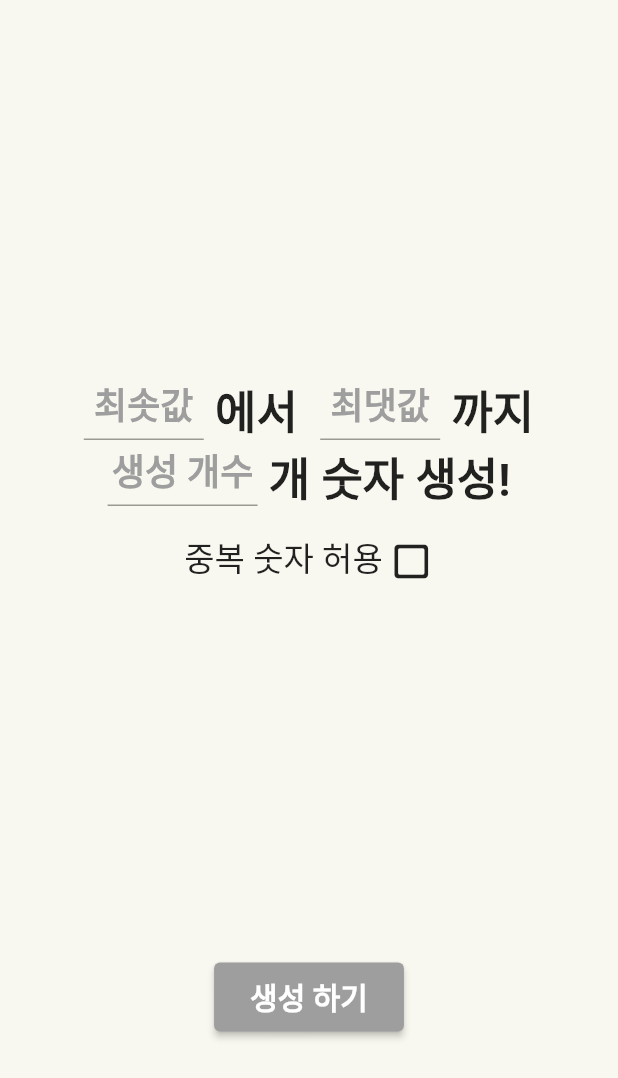
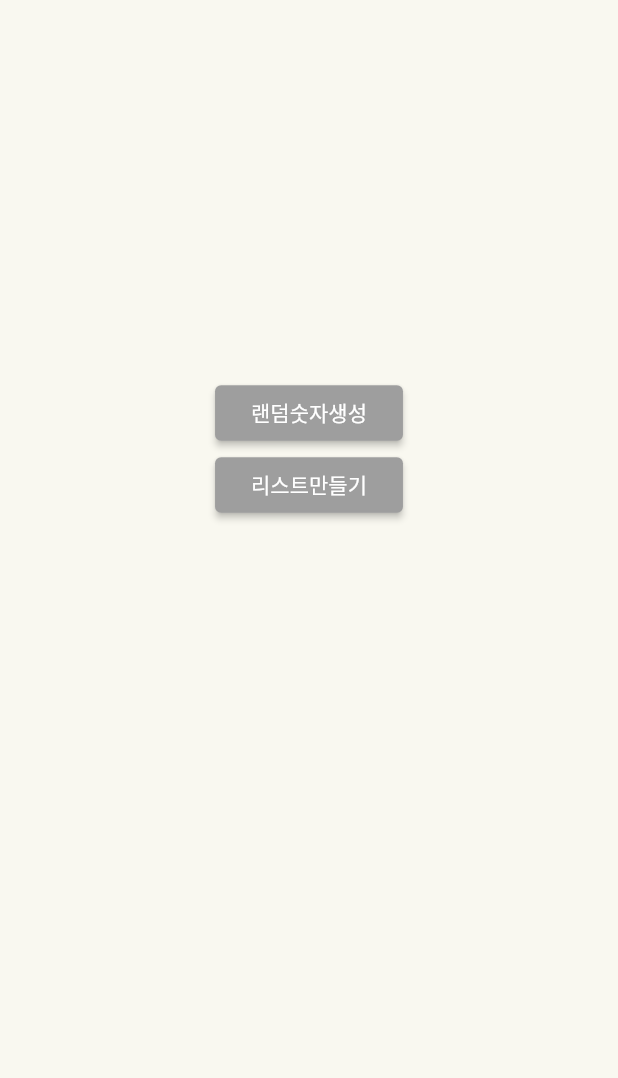
Before and after one commit to miniDevel/generating_random_number, a Flutter app: the screen it shows after launch, on a phone screen of 412 x 824 dp. Shown: the top 1078 px of the screen. Run offline on Flutter 3.47's test engine with Material 2 defaults, Android fonts, the phone set to English and light mode, and no system bars; Roboto replaces fonts that are missing (HancomMalangMalang).

Commit message:
2commit 1

```diff
--- /dev/null
+++ b/lib/component/choose_butteon.dart
@@ -0,0 +1,46 @@
+import 'package:flutter/material.dart';
+import 'package:generating_random_number/const/custom_button.dart';
+
+class ChooseButton extends StatelessWidget {
+  final String topLabel;
+  final String bottomLabel;
+  final VoidCallback onTopPressed;
+  final VoidCallback onBottomPressed;
+  final double bottomSpaceHeight;
+  final double topSpaceHeight;
+  const ChooseButton({
+    required this.onBottomPressed,
+    required this.bottomLabel,
+    required this.onTopPressed,
+    required this.topLabel,
+    required this.bottomSpaceHeight,
+    required this.topSpaceHeight,
+    super.key,
+  });
+
+  @override
+  Widget build(BuildContext context) {
+    return Column(
+      children: [
+        SizedBox(
+          height: topSpaceHeight,
+        ),
+        Column(
+          children: [
+            CustomButton(
+              child: Text(topLabel),
+              onPressed: onTopPressed,
+            ),
+            CustomButton(
+              child: Text(bottomLabel),
+              onPressed: onBottomPressed,
+            ),
+          ],
+        ),
+        SizedBox(
+          height: bottomSpaceHeight,
+        )
+      ],
+    );
+  }
+}
--- a/lib/screen/home_screen.dart
+++ b/lib/screen/home_screen.dart
@@ -1,6 +1,6 @@
 import 'package:flutter/material.dart';
-import 'package:generating_random_number/component/custom_button.dart';
-import 'package:generating_random_number/component/custom_text_field.dart';
+import 'package:generating_random_number/component/choose_butteon.dart';
+import 'package:generating_random_number/component/top_number_texture.dart';
 import 'package:generating_random_number/const/colors.dart';
 import 'package:generating_random_number/screen/result_screen.dart';
 
@@ -15,25 +15,21 @@ class _HomeScreenState extends State<HomeScreen> {
   final topTextureKey = GlobalKey();
   final middleButtonKey = GlobalKey();
   final stackKey = GlobalKey();
-  String currentText = '위에 입력하면 내가 숫자를 말해줄게!';
+  String currentText = '어떤걸 도와줄까?';
   String? maximumNumber;
   String? minimumNumber;
   int? generationCount;
   bool isDuplicate = false;
+  bool? isGeneratingNumbers;
 
   @override
   Widget build(BuildContext context) {
-    final emptySpaceHeight = (MediaQuery.of(context).size.height -
+    final emptySpaceHeight = ((MediaQuery.of(context).size.height -
             70 -
             getTopTextureHeight() -
             getMiddleButtonHeight() -
-        getStackHeight());
-
-    Widget EmptySpaceHeight() {
-      return SizedBox(
-        height: emptySpaceHeight / 3,
-      );
-    }
+            getStackHeight())) /
+        3;
 
     return SafeArea(
       child: GestureDetector(
@@ -45,39 +41,65 @@ class _HomeScreenState extends State<HomeScreen> {
           body: SingleChildScrollView(
             child: Column(
               children: [
-                  EmptySpaceHeight(),
-                  _TopTexture(
-                    onBoxTap: onBoxTap,
+                isGeneratingNumbers == null
+                    ? ChooseButton(
+                        onTopPressed: () {
+                          setState(() {
+                            currentText = '위에 입력하면 내가 숫자를 말해줄게!';
+                            isGeneratingNumbers = true;
+                          });
+                        },
+                        topLabel: "랜덤숫자생성",
+                        onBottomPressed: () {
+                          currentText = '리스트를 작성하면 내가 골라줄게!';
+                          isGeneratingNumbers = false;
+                        },
+                        bottomLabel: "리스트만들기",
+                        topSpaceHeight: emptySpaceHeight,
+                        bottomSpaceHeight: emptySpaceHeight * 2,
+                      )
+                    : SizedBox(),
+                isGeneratingNumbers == null
+                    ? SizedBox()
+                    : !isGeneratingNumbers!
+                        ? TopNumberTexture(
                             isDuplicate: isDuplicate,
+                            onDuplicationBoxTap: onDuplicationBoxTap,
+                            onButtonPressed: onNumberGenerationButtonPressed,
+                            onMaximumNumberChanged: onMaximumNumberChanged,
+                            onCountChanged: onCountChanged,
                             onMinimumNumberChanged: onMinimumNumberChanged,
+                            emptySpaceHeight: emptySpaceHeight,
+                            topTextureKey: topTextureKey,
+                            middleButtonKey: middleButtonKey,
+                          )
+                        : TopNumberTexture(
+                            isDuplicate: isDuplicate,
+                            onDuplicationBoxTap: onDuplicationBoxTap,
+                            onButtonPressed: onNumberGenerationButtonPressed,
+                            onMaximumNumberChanged: onMaximumNumberChanged,
                             onCountChanged: onCountChanged,
-                    onMaximumNumberChanged: onMaximumNumberChanged,
-                    key: topTextureKey,
-                  ),
-                  EmptySpaceHeight(),
-                  _MiddleButton(
-                    onButtonPressed: onButtonPressed,
-                    key: middleButtonKey,
-                  ),
-                  EmptySpaceHeight(),
+                            onMinimumNumberChanged: onMinimumNumberChanged,
+                            emptySpaceHeight: emptySpaceHeight,
+                            middleButtonKey: middleButtonKey,
+                            topTextureKey: topTextureKey),
                 _BottomPicture(stackKey: stackKey, text: currentText),
                 SizedBox(height: 20),
               ],
             ),
-
           ),
         ),
       ),
     );
   }
 
-  onBoxTap() {
+  onDuplicationBoxTap() {
     setState(() {
       isDuplicate = !isDuplicate;
     });
   }
 
-  onButtonPressed() {
+  onNumberGenerationButtonPressed() {
     if (minimumNumber == null ||
         maximumNumber == null ||
         generationCount == null) {
@@ -103,7 +125,8 @@ class _HomeScreenState extends State<HomeScreen> {
               currentText = '너무 많이 만드는거 같아!';
             });
           } else {
-            Navigator.of(context).push(
+            Navigator.of(context)
+                .push(
               MaterialPageRoute(
                 builder: (_) => ResultScreen(
                     maximumNumber: maximumNumber!,
@@ -111,8 +134,9 @@ class _HomeScreenState extends State<HomeScreen> {
                     generationCount: generationCount!,
                     isDuplicate: isDuplicate),
               ),
-            ).then((value) {
-              if(value != null){
+            )
+                .then((value) {
+              if (value != null) {
                 setState(() {
                   currentText = value;
                 });
@@ -168,186 +192,6 @@ class _HomeScreenState extends State<HomeScreen> {
   }
 }
 
-class _TopTexture extends StatelessWidget {
-  final bool isDuplicate;
-  final GestureTapCallback onBoxTap;
-  final ValueChanged<String>? onMinimumNumberChanged;
-  final ValueChanged<String>? onMaximumNumberChanged;
-  final ValueChanged<String>? onCountChanged;
-  const _TopTexture({
-    required this.onBoxTap,
-    required this.isDuplicate,
-    required this.onCountChanged,
-    required this.onMaximumNumberChanged,
-    required this.onMinimumNumberChanged,
-    super.key,
-  });
-
-  @override
-  Widget build(BuildContext context) {
-    TextStyle customTextStyle =
-        TextStyle(fontWeight: FontWeight.w600, fontSize: 30);
-
-    return Column(
-      children: [
-        Row(
-          mainAxisAlignment: MainAxisAlignment.center,
-          children: [
-            _MinimumNumberTextField(
-              onMinimumNumberChanged: onMinimumNumberChanged,
-            ),
-            Text(
-              " 에서  ",
-              style: customTextStyle,
-            ),
-            _MaximumNumberTextField(
-              onMaximumNumberChanged: onMaximumNumberChanged,
-            ),
-            Text(
-              " 까지",
-              style: customTextStyle,
-            ),
-          ],
-        ),
-        Row(
-          mainAxisAlignment: MainAxisAlignment.center,
-          children: [
-            _GenerationCount(
-              onCountChanged: onCountChanged,
-            ),
-            Text(
-              " 개 숫자 생성!",
-              style: customTextStyle,
-            )
-          ],
-        ),
-        SizedBox(
-          height: 20,
-        ),
-        _Duplication(
-          isDuplicate: isDuplicate,
-          onBoxTap: onBoxTap,
-        ),
-      ],
-    );
-  }
-}
-
-class _MinimumNumberTextField extends StatelessWidget {
-  final ValueChanged<String>? onMinimumNumberChanged;
-  const _MinimumNumberTextField({
-    required this.onMinimumNumberChanged,
-    super.key,
-  });
-
-  @override
-  Widget build(BuildContext context) {
-    return CustomTextField(
-      onChanged: onMinimumNumberChanged,
-      initialValue: null,
-      hintText: "최솟값",
-      boxWidth: 80,
-    );
-  }
-}
-
-class _MaximumNumberTextField extends StatelessWidget {
-  final ValueChanged<String>? onMaximumNumberChanged;
-  const _MaximumNumberTextField({
-    required this.onMaximumNumberChanged,
-    super.key,
-  });
-
-  @override
-  Widget build(BuildContext context) {
-    return CustomTextField(
-      onChanged: onMaximumNumberChanged,
-      initialValue: null,
-      hintText: "최댓값",
-      boxWidth: 80,
-    );
-  }
-}
-
-class _GenerationCount extends StatelessWidget {
-  final ValueChanged<String>? onCountChanged;
-  const _GenerationCount({
-    required this.onCountChanged,
-    super.key,
-  });
-
-  @override
-  Widget build(BuildContext context) {
-    return CustomTextField(
-      onChanged: onCountChanged,
-      initialValue: null,
-      hintText: "생성 개수",
-      boxWidth: 100,
-    );
-  }
-}
-
-class _Duplication extends StatelessWidget {
-  final bool isDuplicate;
-  final GestureTapCallback onBoxTap;
-  const _Duplication({
-    required this.isDuplicate,
-    required this.onBoxTap,
-    super.key,
-  });
-
-  @override
-  Widget build(BuildContext context) {
-    return Row(
-      mainAxisAlignment: MainAxisAlignment.center,
-      children: [
-        Text(
-          "중복 숫자 허용",
-          style: TextStyle(
-            fontWeight: FontWeight.w500,
-            fontSize: 22,
-            height: 1,
-          ),
-        ),
-        SizedBox(width: 4),
-        GestureDetector(
-          onTap: onBoxTap,
-          child: Container(
-            child: isDuplicate
-                ? Icon(
-                    Icons.check_box_outlined,
-                    size: 30,
-                  )
-                : Icon(
-                    Icons.check_box_outline_blank_rounded,
-                    size: 30,
-                  ),
-          ),
-        )
-      ],
-    );
-  }
-}
-
-class _MiddleButton extends StatelessWidget {
-  final VoidCallback onButtonPressed;
-  const _MiddleButton({
-    required this.onButtonPressed,
-    super.key,
-  });
-
-  @override
-  Widget build(BuildContext context) {
-    return CustomButton(
-      child: Text(
-        "생성 하기",
-        style: TextStyle(fontWeight: FontWeight.w600, fontSize: 20),
-      ),
-      onPressed: onButtonPressed,
-    );
-  }
-}
-
 class _BottomPicture extends StatelessWidget {
   final GlobalKey stackKey;
   final String text;
```
Also changed, not shown: lib/component/top_number_texture.dart (added, +236 -0 lines), lib/screen/result_screen.dart (+61 -59 lines), lib/const/custom_button.dart (renamed from lib/component/custom_button.dart). Lines whose indentation alone changed are shown as unchanged.
